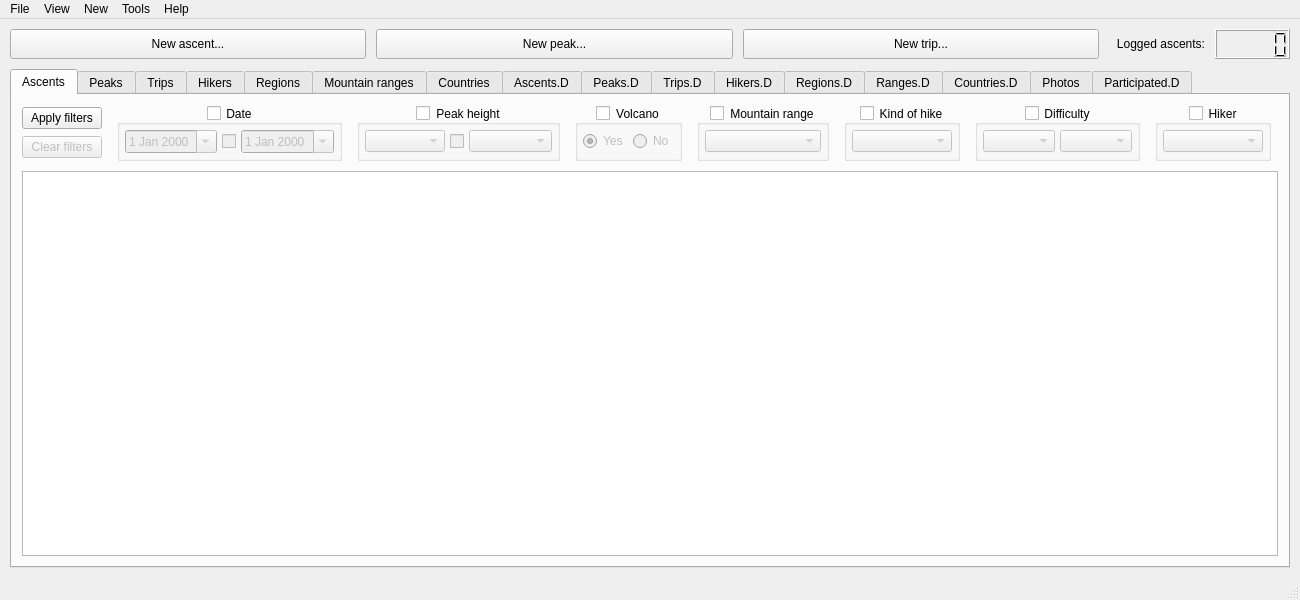
Old version of the form src/ui/main_window.ui in the repository svetter/pal.
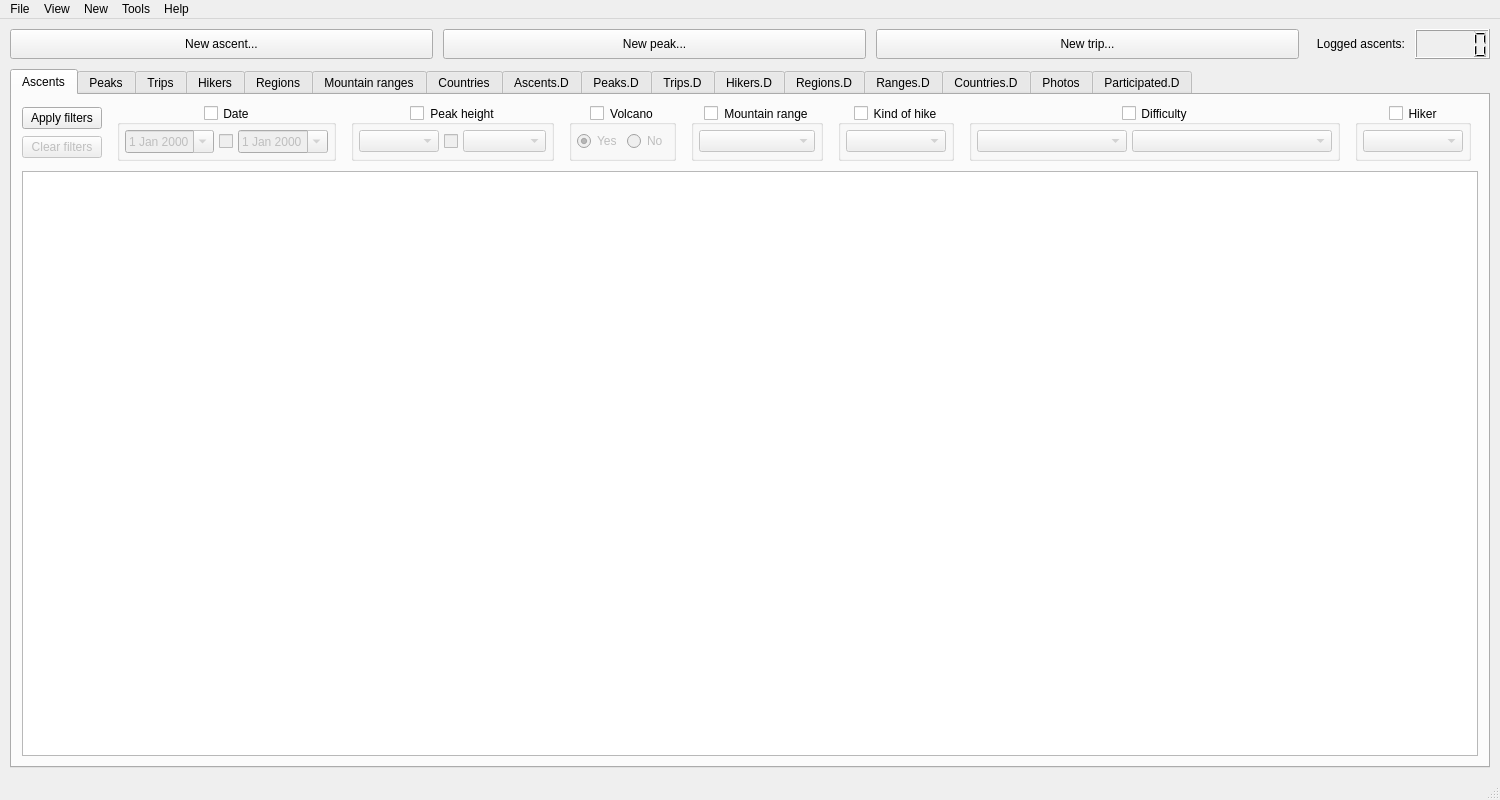
New version of the form. Icons and pictures are not drawn.

Diff of the .ui file:
```diff
--- a/src/ui/main_window.ui
+++ b/src/ui/main_window.ui
@@ -6,8 +6,8 @@
    <rect>
     <x>0</x>
     <y>0</y>
-    <width>1300</width>
-    <height>600</height>
+    <width>1500</width>
+    <height>800</height>
    </rect>
   </property>
   <property name="sizePolicy">
@@ -616,10 +616,24 @@
                  <number>5</number>
                 </property>
                 <item>
-                 <widget class="QComboBox" name="difficultyFilterSystemCombo"/>
+                 <widget class="QComboBox" name="difficultyFilterSystemCombo">
+                  <property name="minimumSize">
+                   <size>
+                    <width>150</width>
+                    <height>0</height>
+                   </size>
+                  </property>
+                 </widget>
                 </item>
                 <item>
-                 <widget class="QComboBox" name="difficultyFilterGradeCombo"/>
+                 <widget class="QComboBox" name="difficultyFilterGradeCombo">
+                  <property name="minimumSize">
+                   <size>
+                    <width>200</width>
+                    <height>0</height>
+                   </size>
+                  </property>
+                 </widget>
                 </item>
                </layout>
               </widget>
@@ -1519,7 +1533,7 @@
     <rect>
      <x>0</x>
      <y>0</y>
-     <width>1300</width>
+     <width>1500</width>
      <height>21</height>
     </rect>
    </property>
```
